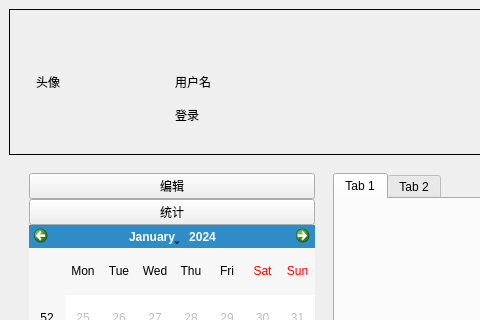
Icingworld/wuwuAccount, file mainwindow.ui: the form before one commit; both pictures show x 0 to 480 and y 0 to 320 of the 800 by 600 pixel window.
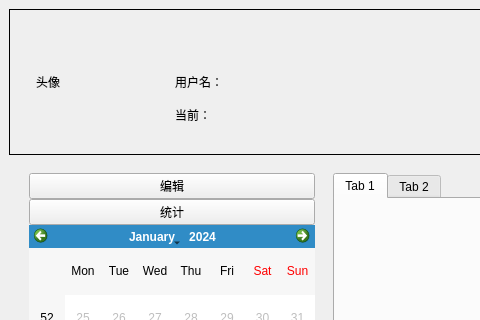
The form after the commit.

```diff
--- a/mainwindow.ui
+++ b/mainwindow.ui
@@ -68,14 +68,14 @@
                      <item>
                       <widget class="QLabel" name="label_3">
                        <property name="text">
-                        <string>用户名</string>
+                        <string>用户名：</string>
                        </property>
                       </widget>
                      </item>
                      <item>
                       <widget class="QLabel" name="label_2">
                        <property name="text">
-                        <string>登录</string>
+                        <string>当前：</string>
                        </property>
                       </widget>
                      </item>
```
Left out of the diff: 4 changed lines with no effect on the pictures.
